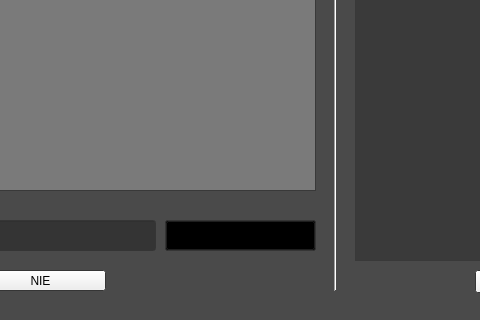
First picture: the form in Client/client.ui, repository konik32/OfferSeeker, before the edit; both pictures show x 635 to 1115 and y 280 to 600 of the 1200 by 600 pixel window.
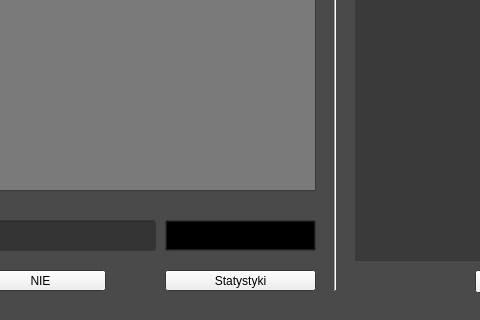
Second picture: the form after the edit. Icons and pictures are not drawn.

Commit message: Client - cleanup and added statistics window

```diff
--- a/Client/client.ui
+++ b/Client/client.ui
@@ -1640,6 +1640,19 @@
     </palette>
    </property>
   </widget>
+  <widget class="QPushButton" name="stat_btn">
+   <property name="geometry">
+    <rect>
+     <x>800</x>
+     <y>550</y>
+     <width>151</width>
+     <height>21</height>
+    </rect>
+   </property>
+   <property name="text">
+    <string>Statystyki</string>
+   </property>
+  </widget>
  </widget>
  <layoutdefault spacing="6" margin="11"/>
  <resources/>
```
The commit also changes 11 other files.
